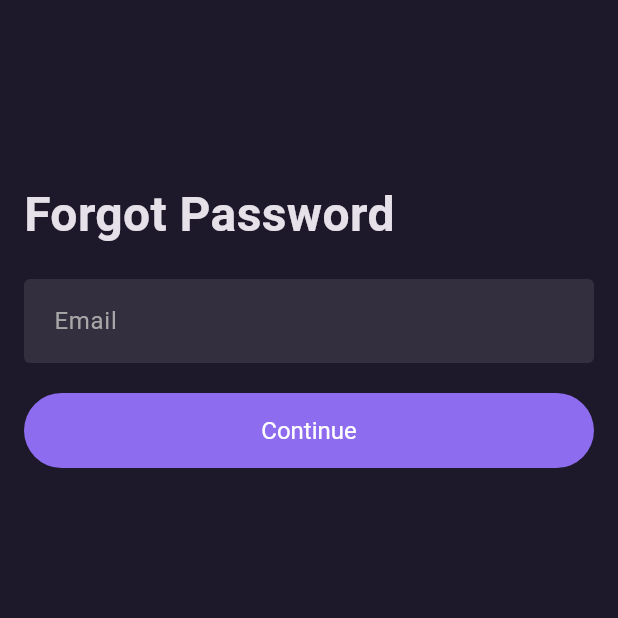
After one commit to ThienNg0/E-commerce-flutter, a Flutter app: the ForgotPasswordPage screen opened directly, on a phone screen of 412 x 824 dp, the top half of it. The commit adds this screen. Run offline on Flutter 3.47's test engine with Material 3 defaults, Android fonts, the phone set to English and light mode, and no system bars; our stand-ins replace flutter_bloc, flutter_svg; Roboto replaces fonts that are missing (CircularStd).

Commit message:
nav forgotpassword

```diff
--- a/lib/presentation/auth/pages/enter_password.dart
+++ b/lib/presentation/auth/pages/enter_password.dart
@@ -2,7 +2,8 @@ import 'package:flutter/material.dart';
 import 'package:ecommerce_app/common/widgets/button/basic_app_button.dart';
 import 'package:ecommerce_app/common/widgets/appbar/app_bar.dart';
 import 'package:flutter/gestures.dart';
-
+import 'package:ecommerce_app/common/helper/navigator/app_navigator.dart';
+import 'package:ecommerce_app/presentation/auth/pages/forgot_password.dart';
 class EnterPasswordPage extends StatelessWidget {
   const EnterPasswordPage({super.key});
 
@@ -66,7 +67,9 @@ class EnterPasswordPage extends StatelessWidget {
       TextSpan(
           text: "Reset",
           style: TextStyle(fontWeight: FontWeight.bold),
-          recognizer: TapGestureRecognizer()..onTap = () {}),
+          recognizer: TapGestureRecognizer()..onTap = () {
+            AppNavigator.push(context, const ForgotPasswordPage());
+          }),
     ]));
   }
 }
--- /dev/null
+++ b/lib/presentation/auth/pages/forgot_password.dart
@@ -0,0 +1,68 @@
+import 'package:flutter/material.dart';
+import 'package:ecommerce_app/common/widgets/button/basic_app_button.dart';
+import 'package:flutter/gestures.dart';
+import 'package:ecommerce_app/presentation/auth/pages/enter_password.dart';
+import 'package:ecommerce_app/common/helper/navigator/app_navigator.dart';
+import 'package:ecommerce_app/presentation/auth/pages/signup.dart';
+import 'package:ecommerce_app/common/widgets/appbar/app_bar.dart';
+
+class ForgotPasswordPage extends StatelessWidget {
+  const ForgotPasswordPage({super.key});
+
+  @override
+  Widget build(BuildContext context) {
+    return Scaffold(
+      appBar: const BasicAppbar(
+        hideBack: true,
+      ),
+      body: Padding(
+        padding: EdgeInsets.symmetric(horizontal: 16, vertical: 40),
+        child: Column(
+          crossAxisAlignment: CrossAxisAlignment.start,
+          children: [
+            _forgotPasswordText(context),
+            const SizedBox(
+              height: 20,
+            ),
+            _emailField(context),
+            const SizedBox(
+              height: 20,
+            ),
+            _continueButton(context),
+
+
+          ],
+        ),
+      ),
+    );
+  }
+
+  Widget _forgotPasswordText(BuildContext context) {
+    return Text(
+      'Forgot Password',
+      style: TextStyle(
+        fontSize: 32,
+        fontWeight: FontWeight.bold,
+      ),
+    );
+  }
+
+  Widget _emailField(BuildContext context) {
+    return TextField(
+      decoration: InputDecoration(
+        hintText: 'Email',
+      ),
+    );
+  }
+
+  Widget _continueButton(BuildContext context) {
+    return BasicAppButton(
+      onPressed: () {
+        AppNavigator.push(context, const EnterPasswordPage());
+      },
+      title: 'Continue',
+    );
+  }
+
+
+}
```
